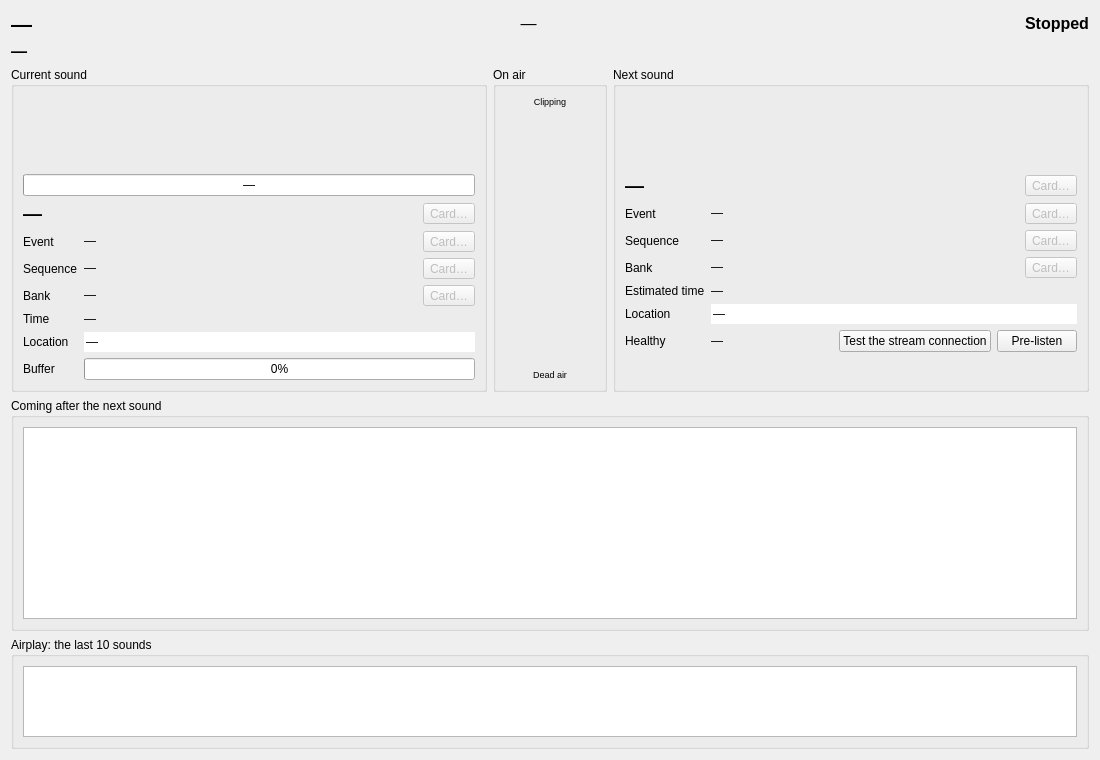
Above: src/machincast/interface/ui/default_screen.ui from dascritch/machincast before the change. Below: the same form after it.
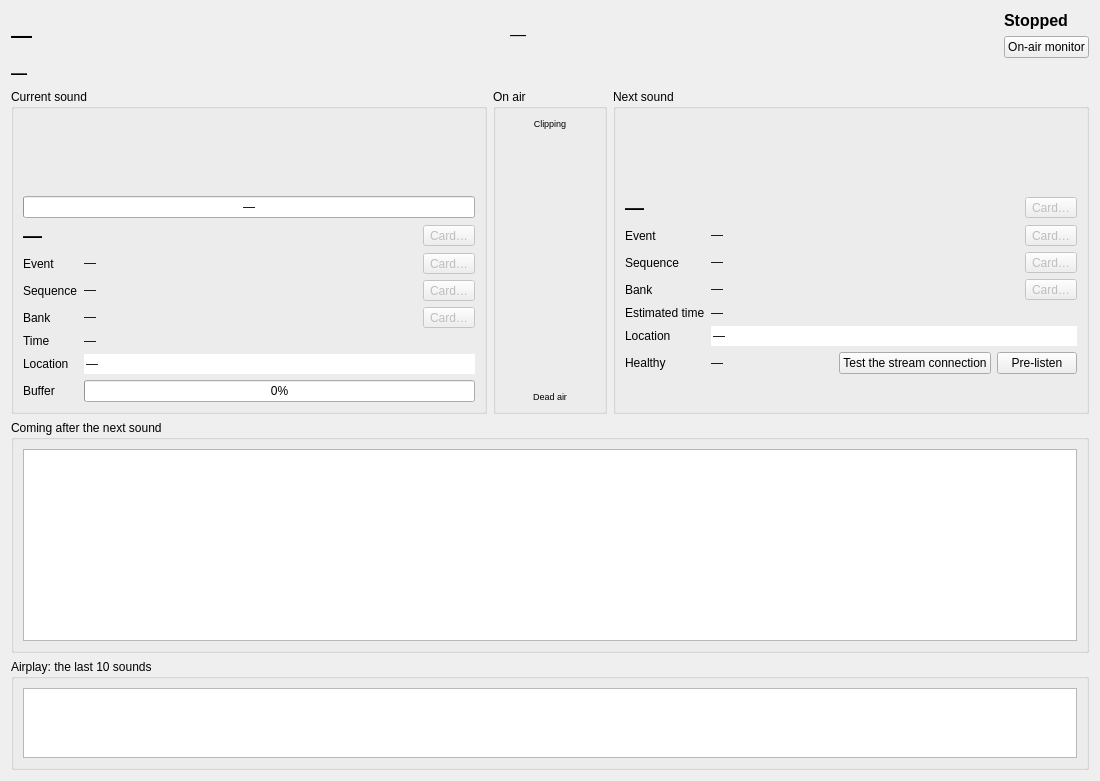
That is the form after the change.

Diff of the .ui file:
```diff
--- a/src/machincast/interface/ui/default_screen.ui
+++ b/src/machincast/interface/ui/default_screen.ui
@@ -57,6 +57,8 @@
       </widget>
      </item>
      <item>
+      <layout class="QVBoxLayout" name="state_column">
+       <item>
       <widget class="QLabel" name="playback_state">
        <property name="toolTip">
         <string>State of Machin player</string>
@@ -73,6 +75,18 @@
         <set>Qt::TextInteractionFlag::TextSelectableByMouse</set>
        </property>
       </widget>
+       </item>
+       <item>
+        <widget class="QPushButton" name="monitor">
+         <property name="toolTip">
+          <string>Listen to the on-air output on the pre-listen output, at once</string>
+         </property>
+         <property name="text">
+          <string>On-air monitor</string>
+         </property>
+        </widget>
+       </item>
+      </layout>
      </item>
     </layout>
    </item>
```
Lines whose indentation alone changed are shown as unchanged.
